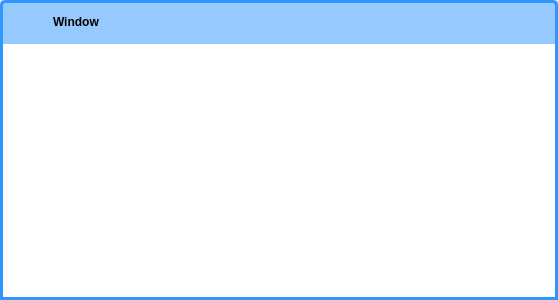
First picture: the form in windowframe.ui, repository leyley/QtCustomTitleBar, before the edit.
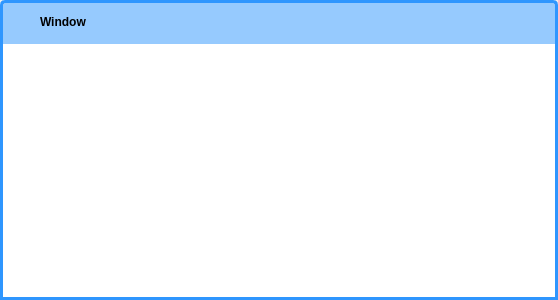
Second picture: the form after the edit. Icons and pictures are not drawn.

Commit message: Adjust window icon

```diff
--- a/windowframe.ui
+++ b/windowframe.ui
@@ -62,16 +62,16 @@
        <number>0</number>
       </property>
       <property name="leftMargin">
-       <number>3</number>
+       <number>0</number>
       </property>
       <property name="topMargin">
-       <number>3</number>
+       <number>0</number>
       </property>
       <property name="rightMargin">
-       <number>3</number>
+       <number>0</number>
       </property>
       <property name="bottomMargin">
-       <number>3</number>
+       <number>0</number>
       </property>
       <item>
        <widget class="QWidget" name="title" native="true">
@@ -101,13 +101,13 @@
           <widget class="QLabel" name="icon">
            <property name="minimumSize">
             <size>
-             <width>50</width>
+             <width>40</width>
              <height>40</height>
             </size>
            </property>
            <property name="maximumSize">
             <size>
-             <width>50</width>
+             <width>40</width>
              <height>40</height>
             </size>
            </property>
@@ -115,7 +115,16 @@
             <string/>
            </property>
            <property name="pixmap">
-            <pixmap resource="resources.qrc">:/images/menu-active.xpm</pixmap>
+            <pixmap resource="resources.qrc">:/images/application.png</pixmap>
+           </property>
+           <property name="scaledContents">
+            <bool>true</bool>
+           </property>
+           <property name="alignment">
+            <set>Qt::AlignCenter</set>
+           </property>
+           <property name="margin">
+            <number>5</number>
            </property>
           </widget>
          </item>
```
The commit also changes 2 other files.
